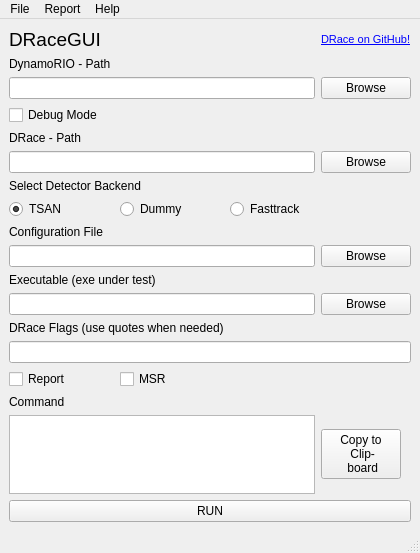
Before: the Qt Designer form tools/DRaceGUI/qt/draceGUI.ui in fmoessbauer/drace, drawn with Qt 5.
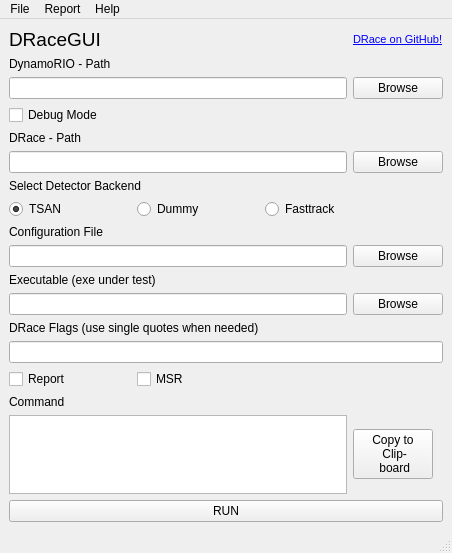
After: the same form once the commit is applied.

Commit message:
fix: fixes double quote issue after load
after a load of a config, quotes were added, when whitespaces were in
the pathes even if there were whitespaces

furthermore some smaller issues were resolved

What changed in the file:
```diff
--- a/tools/DRaceGUI/qt/draceGUI.ui
+++ b/tools/DRaceGUI/qt/draceGUI.ui
@@ -159,7 +159,7 @@
     <item row="12" column="0" colspan="2">
      <widget class="QLabel" name="label_10">
       <property name="text">
-       <string>DRace Flags (use quotes when needed)</string>
+       <string>DRace Flags (use single quotes when needed)</string>
       </property>
      </widget>
     </item>
```
The commit also changes 2 other files.
